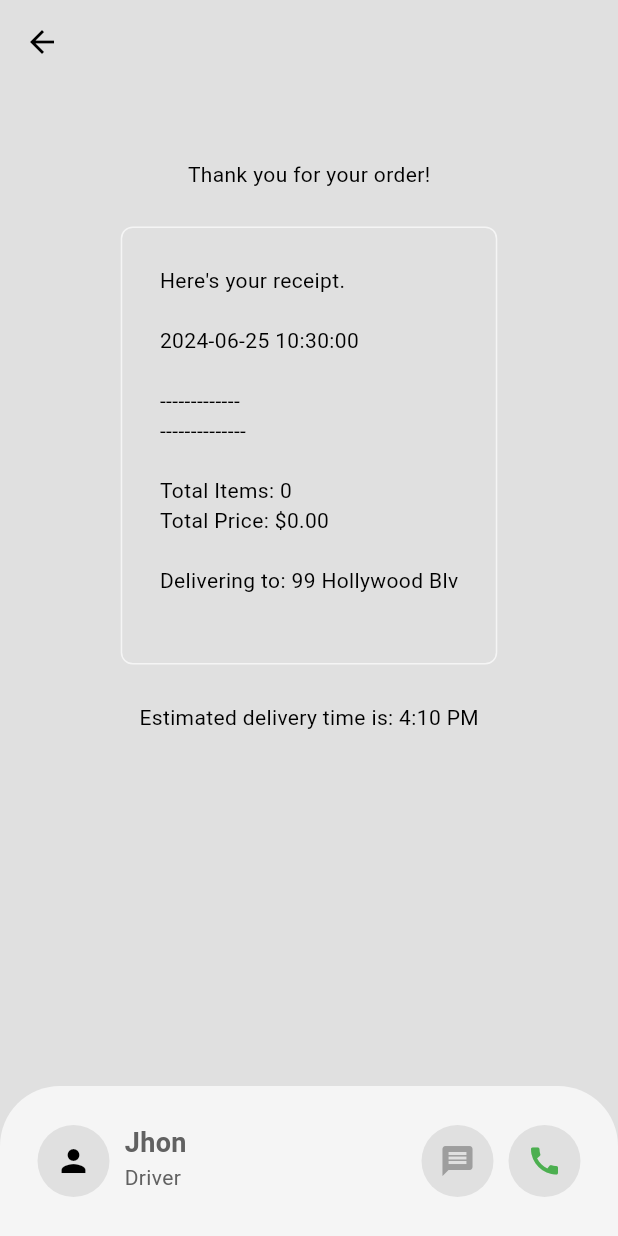
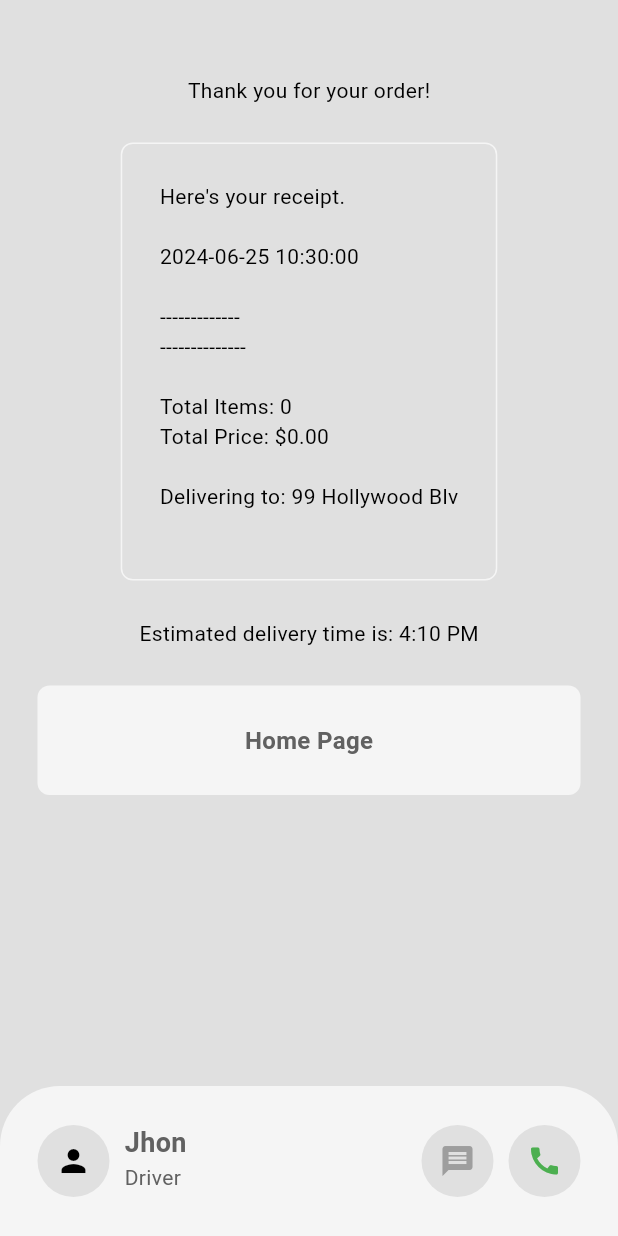
Before and after one commit to alperovuncdeniz/food_delivery_app, a Flutter app: the DeliveryProgressPage screen opened directly, on a phone screen of 412 x 824 dp. Run offline on Flutter 3.47's test engine with Material 3 defaults, Android fonts, the phone set to English and light mode, and no system bars; our stand-ins replace cloud_firestore, firebase_auth, firebase_core, flutter_credit_card, shared_preferences; accounts and stored records are empty.

Commit message:
Update delivery_progress_page.dart

```diff
--- a/lib/pages/delivery_progress_page.dart
+++ b/lib/pages/delivery_progress_page.dart
@@ -1,6 +1,8 @@
 import 'package:flutter/material.dart';
+import 'package:food_delivery_app/components/my_button.dart';
 import 'package:food_delivery_app/components/my_receipt.dart';
 import 'package:food_delivery_app/models/restaurant.dart';
+import 'package:food_delivery_app/pages/home_page.dart';
 import 'package:food_delivery_app/services/database/firestore.dart';
 import 'package:provider/provider.dart';
 
@@ -26,13 +28,29 @@ class _DeliveryProgressPageState extends State<DeliveryProgressPage> {
   Widget build(BuildContext context) {
     return Scaffold(
       backgroundColor: Theme.of(context).colorScheme.surface,
-      appBar: AppBar(
-        centerTitle: true,
-        backgroundColor: Colors.transparent,
-      ),
       bottomNavigationBar: _buildBottomNavBar(context),
-      body: const Column(
-        children: [MyReceipt()],
+      body: SafeArea(
+        child: SingleChildScrollView(
+          child: Column(
+            children: [
+              const MyReceipt(),
+              Padding(
+                padding: const EdgeInsets.only(bottom: 15),
+                child: MyButton(
+                  onTap: () {
+                    Navigator.pushAndRemoveUntil(
+                      context,
+                      MaterialPageRoute(builder: (context) => const HomePage()),
+                      (Route<dynamic> route) => false,
+                    );
+                    Provider.of<Restaurant>(context, listen: false).clearCart();
+                  },
+                  text: "Home Page",
+                ),
+              ),
+            ],
+          ),
+        ),
       ),
     );
   }
```
